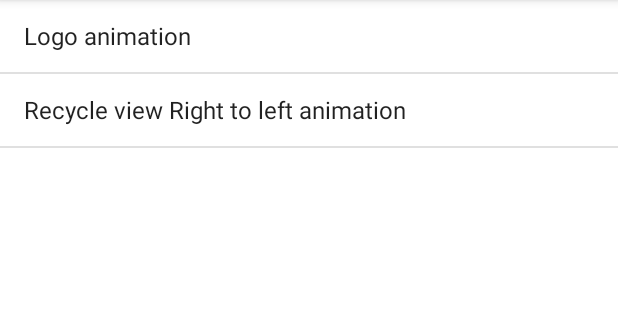
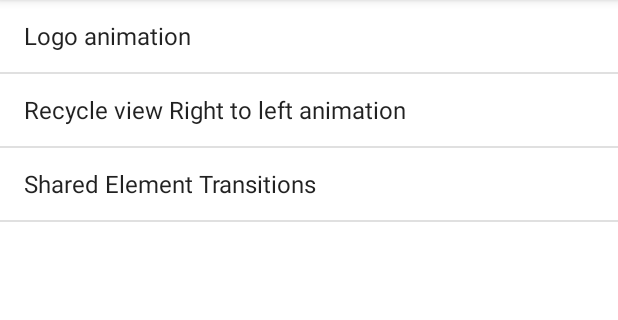
Before and after one commit to mbadaz/aad-team-65-animation-challenge, an Android app: the screen it shows after launch (MainActivity), on a phone screen of 412 x 824 dp, the part 84-404 px from its top. Run offline under Robolectric (Android 15) with nearby library versions, the phone set to English and light mode, and no system bars; our stand-ins replace ButterKnife.

Commit message:
shared element activation

```diff
--- a/app/src/main/res/layout/item_shared_element.xml
+++ b/app/src/main/res/layout/item_shared_element.xml
@@ -32,6 +32,7 @@
                     android:layout_height="match_parent"
                     android:padding="10dp"
                     android:scaleType="fitCenter"
+                    android:transitionName="artwork"
                     tools:ignore="ContentDescription"
                     tools:src="@drawable/logo" />
             </androidx.cardview.widget.CardView>
--- /dev/null
+++ b/app/src/main/res/values-v21/styles.xml
@@ -0,0 +1,11 @@
+<?xml version="1.0" encoding="utf-8"?>
+<resources>
+
+    <style name="AppTheme" parent="Theme.MaterialComponents.DayNight.DarkActionBar">
+        <!-- Customize your theme here. -->
+        <item name="colorPrimary">@color/colorPrimary</item>
+        <item name="colorPrimaryDark">@color/colorPrimaryDark</item>
+        <item name="colorAccent">@color/colorAccent</item>
+        <item name="android:windowContentTransitions">true</item>
+    </style>
+</resources>
--- a/app/src/main/res/values/strings.xml
+++ b/app/src/main/res/values/strings.xml
@@ -7,5 +7,6 @@
     <string-array name="showcases">
         <item>Logo animation </item>
         <item>Recycle view Right to left animation </item>
+        <item>Shared Element Transitions</item>
     </string-array>
 </resources>
```
Also changed, not shown: app/src/main/res/layout/activity_shared_element_detail.xml (+38 -1 lines).
